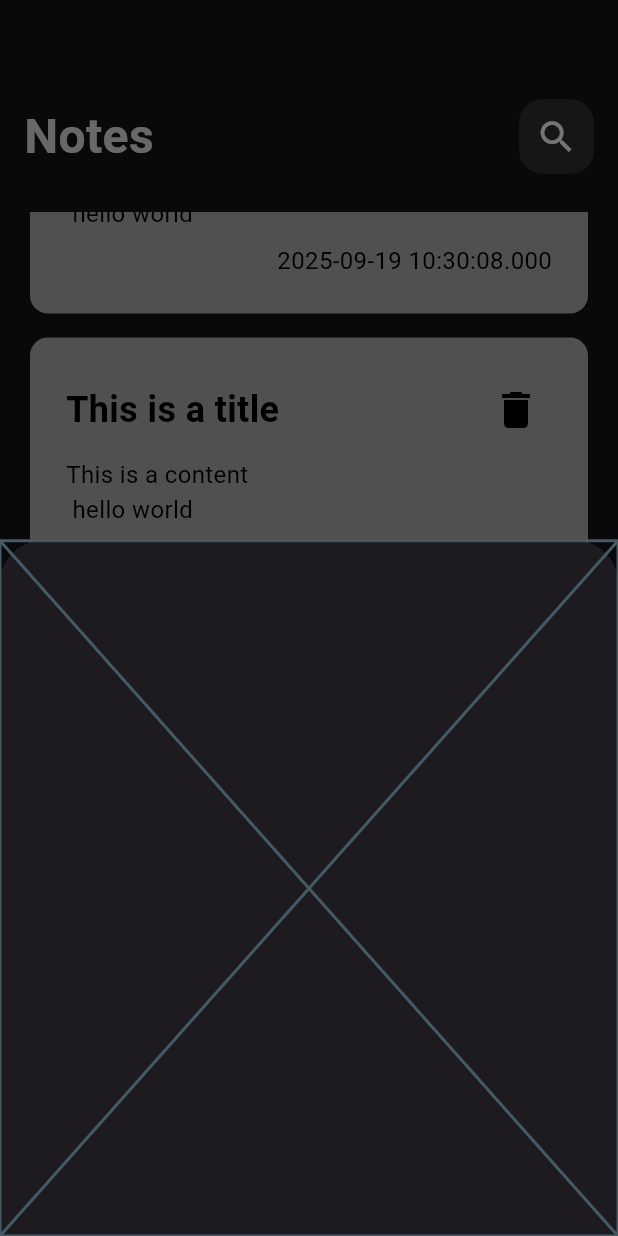
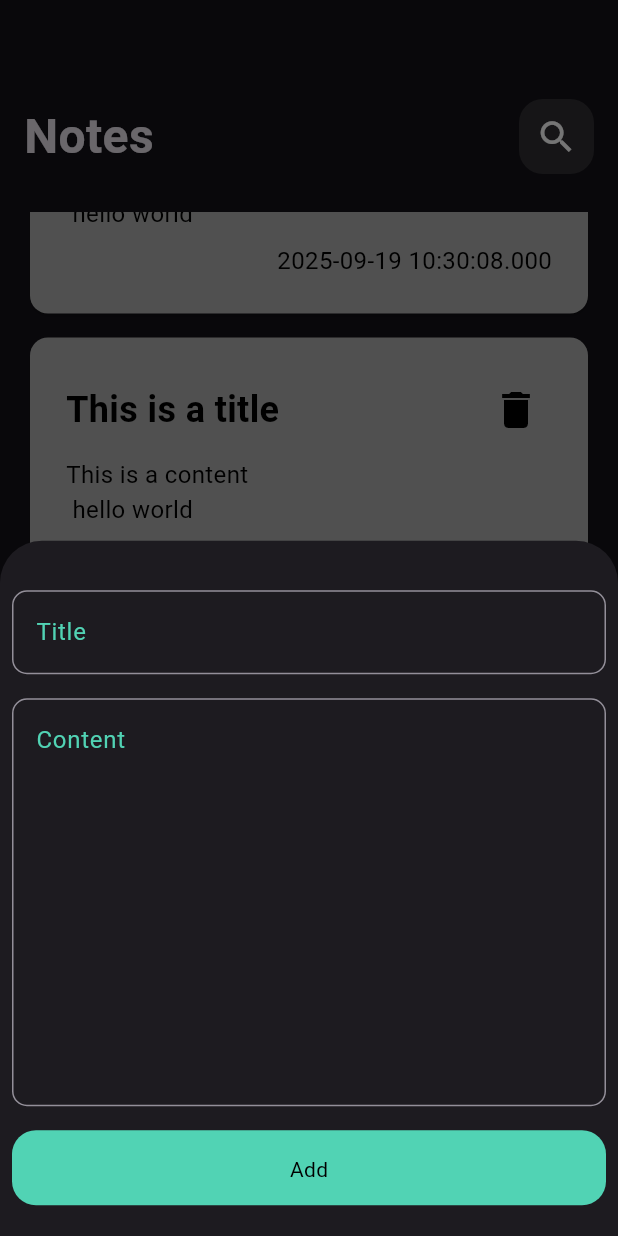
Before and after one commit to Mahmoud-Al-Ghannam/notes_app, a Flutter app: the screen it shows after launch, scrolled down 1303 dp, after a tap on the "add" icon, on a phone screen of 412 x 824 dp. Run offline on Flutter 3.47's test engine with Material 3 defaults, Android fonts, the phone set to English and light mode, and no system bars.

Commit message:
complete UI

```diff
--- /dev/null
+++ b/lib/constants.dart
@@ -0,0 +1,3 @@
+import 'dart:ui';
+
+Color kPrimaryColor = Color(0xFF51D3B4);
--- a/lib/views/edit_note_view.dart
+++ b/lib/views/edit_note_view.dart
@@ -1,5 +1,5 @@
 import 'package:flutter/material.dart';
-import 'package:notes_app/widgets/custom_text_feild_widget.dart';
+import 'package:notes_app/widgets/custom_text_field_widget.dart';
 
 import '../widgets/custom_app_bar_widget.dart';
 
@@ -20,7 +20,7 @@ class EditNoteView extends StatelessWidget {
             SizedBox(height: 25),
             CustomTextFieldWidget(label: "Title",),
             SizedBox(height: 16),
-            CustomTextFieldWidget(label: "Content",),
+            CustomTextFieldWidget(label: "Content",maxLines: 10,),
           ],
         ),
       ),
--- a/lib/views/notes_view.dart
+++ b/lib/views/notes_view.dart
@@ -1,4 +1,5 @@
 import 'package:flutter/material.dart';
+import 'package:notes_app/constants.dart';
 import 'package:notes_app/models/note_model.dart';
 import 'package:notes_app/widgets/add_note_bottom_sheet_widget.dart';
 import 'package:notes_app/widgets/custom_app_bar_widget.dart';
@@ -15,6 +16,7 @@ class NotesView extends StatelessWidget {
   Widget build(BuildContext context) {
     return Scaffold(
       floatingActionButton: FloatingActionButton(
+        backgroundColor: kPrimaryColor,
         child: Icon(Icons.add,size: 32,),
         onPressed: () {
           showModalBottomSheet(
--- a/lib/widgets/add_note_bottom_sheet_widget.dart
+++ b/lib/widgets/add_note_bottom_sheet_widget.dart
@@ -1,10 +1,29 @@
 import 'package:flutter/material.dart';
+import 'package:notes_app/constants.dart';
+
+import 'custom_button_widget.dart';
+import 'custom_text_field_widget.dart';
 
 class AddNoteBottomSheetWidget extends StatelessWidget {
   const AddNoteBottomSheetWidget({super.key});
 
   @override
   Widget build(BuildContext context) {
-    return const Placeholder();
+    return Padding(
+      padding: const EdgeInsets.all(8.0),
+      child: SingleChildScrollView(
+        child: Column(
+          children: [
+            SizedBox(height: 25),
+            CustomTextFieldWidget(label: "Title"),
+            SizedBox(height: 16),
+            CustomTextFieldWidget(label: "Content", maxLines: 10),
+            SizedBox(height: 16),
+            CustomButtonWidget(text: "Add"),
+            SizedBox(height: 16),
+          ],
+        ),
+      ),
+    );
   }
 }
--- /dev/null
+++ b/lib/widgets/custom_button_widget.dart
@@ -0,0 +1,29 @@
+import 'package:flutter/material.dart';
+
+import '../constants.dart';
+
+class CustomButtonWidget extends StatelessWidget {
+  final String text;
+  final void Function()? onTap;
+
+  const CustomButtonWidget({super.key, required this.text, this.onTap});
+
+  @override
+  Widget build(BuildContext context) {
+    return InkWell(
+      onTap: onTap,
+      child: Container(
+        padding: EdgeInsets.all(16),
+        width: MediaQuery.of(context).size.width,
+        height: 50,
+        decoration: BoxDecoration(
+          borderRadius: BorderRadius.circular(16),
+          color: kPrimaryColor,
+        ),
+        child: Center(
+          child: Text(text, style: TextStyle(color: Colors.black)),
+        ),
+      ),
+    );
+  }
+}
--- a/lib/widgets/custom_text_feild_widget.dart
+++ b/lib/widgets/custom_text_field_widget.dart
@@ -1,4 +1,5 @@
 import 'package:flutter/material.dart';
+import 'package:notes_app/constants.dart';
 
 class CustomTextFieldWidget extends StatelessWidget {
   final Color? color;
@@ -8,7 +9,7 @@ class CustomTextFieldWidget extends StatelessWidget {
   final IconData? prefixIcon;
   FocusNode? focusNode;
   final int? maxLines, minLines;
-  final bool enabled,readOnly;
+  final bool enabled, readOnly;
   final void Function(String)? onSubmitted, onChanged, onUnfocus;
 
   CustomTextFieldWidget({
@@ -56,8 +57,14 @@ class CustomTextFieldWidget extends StatelessWidget {
           labelText: label,
           alignLabelWithHint: true,
           hintText: hint,
+          hintStyle: TextStyle(color: kPrimaryColor),
+          labelStyle: TextStyle(color: kPrimaryColor),
           border: OutlineInputBorder(borderRadius: BorderRadius.circular(10)),
           prefixIcon: prefixIcon == null ? null : Icon(prefixIcon),
+
+          focusedBorder: OutlineInputBorder(
+            borderSide: BorderSide(color: kPrimaryColor),
+          ),
         ),
       ),
     );
```
